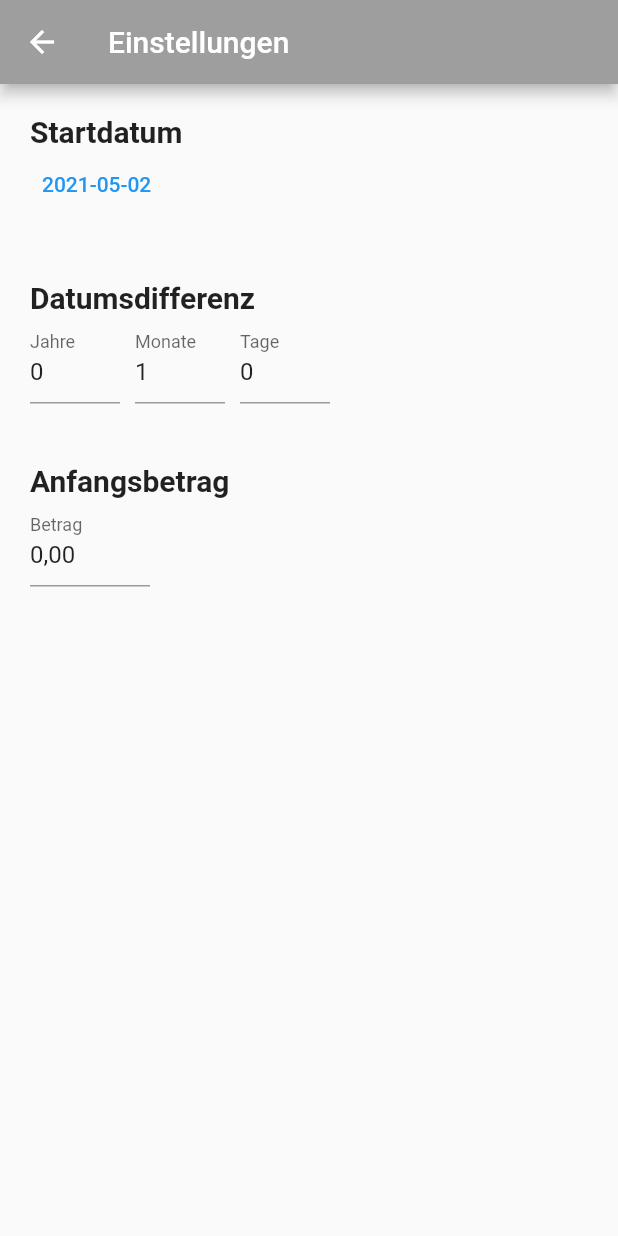
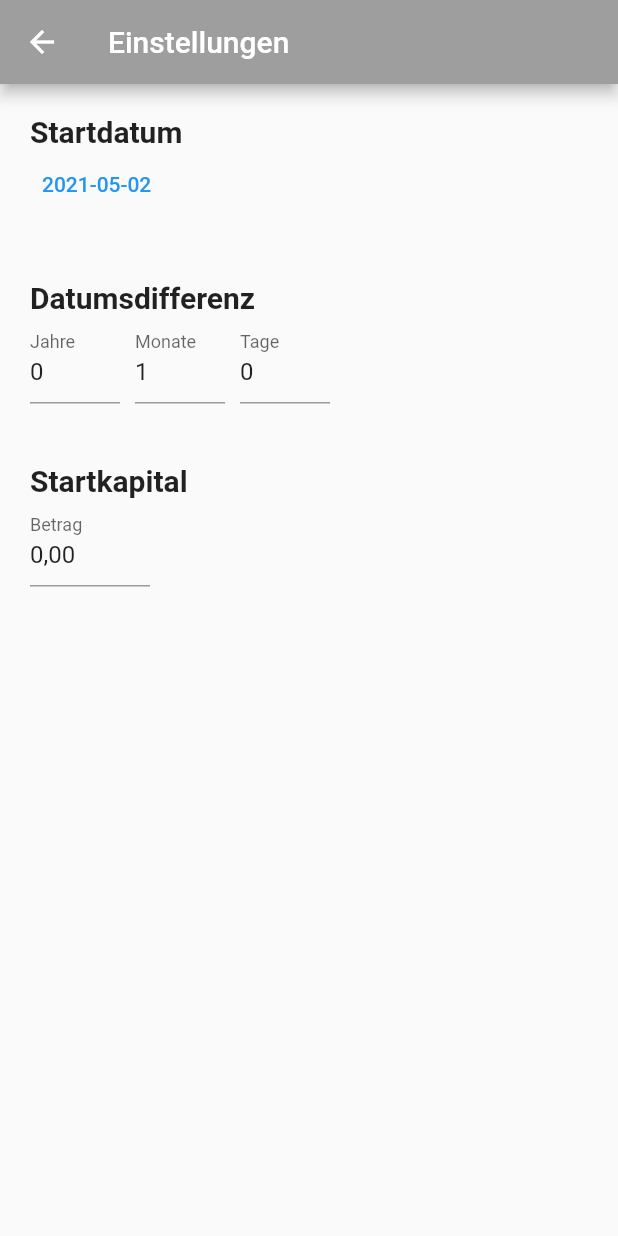
Before and after one commit to sebh0602/kontostand, a Flutter app: the SettingsScreen screen opened directly, on a phone screen of 412 x 824 dp. Run offline on Flutter 3.47's test engine with Material 2 defaults, Android fonts, the phone set to English and light mode, and no system bars; our stand-ins replace shared_preferences; accounts and stored records are empty.

Commit message:
Fix issue with input

```diff
--- a/lib/backEnd.dart
+++ b/lib/backEnd.dart
@@ -16,6 +16,14 @@ class KontoStand extends ChangeNotifier{
 
 	int get occurences => 7;
 
+	bool _notify = true;
+	set notify(bool n){
+		_notify = n;
+		if (n){
+			notifyListeners();
+		}
+	}
+
 	DateTime _startDate;
 	DateTime get startDate => _startDate;
 	set startDate(date){
@@ -25,9 +33,9 @@ class KontoStand extends ChangeNotifier{
 
 	String _dateOffset;
 	Map get dateOffset => {
-		'years':_dateOffset.split('-')[0],
-		'months':_dateOffset.split('-')[1],
-		'days':_dateOffset.split('-')[2],
+		'years':int.parse(_dateOffset.split('-')[0]),
+		'months':int.parse(_dateOffset.split('-')[1]),
+		'days':int.parse(_dateOffset.split('-')[2]),
 	};
 	set dateOffset(offsetMap){
 		_dateOffset = '${offsetMap['years']}-${offsetMap['months']}-${offsetMap['days']}';
@@ -77,8 +85,9 @@ class KontoStand extends ChangeNotifier{
 		prefs.setString('startDate',_startDate.toString());
 		prefs.setString('dateOffset',_dateOffset);
 
-		print('save 2');
+		if (_notify){
+			notifyListeners();
+		}
 
-		notifyListeners();
 	}
 }
--- a/lib/main.dart
+++ b/lib/main.dart
@@ -1,3 +1,4 @@
+import 'package:flutter/foundation.dart';
 import 'package:flutter/material.dart';
 import 'package:flutter/services.dart';
 import 'package:provider/provider.dart';
@@ -81,7 +82,12 @@ class SettingsScreen extends StatefulWidget{
 class _SettingsScreenState extends State<SettingsScreen>{
 	@override
 	Widget build(BuildContext context){
-		return Scaffold(
+		return WillPopScope(
+			onWillPop: () async{ //TODO: put consumer above this widget so I can cause it to notify listeners on pop
+				print("CRAP");
+				return true;
+			},
+			child:Scaffold(
 				appBar: AppBar(
 					title:Text('Einstellungen'),
 					backgroundColor: Colors.grey,
@@ -100,11 +106,16 @@ class _SettingsScreenState extends State<SettingsScreen>{
 						var startAmountController = TextEditingController();
 
 						void _saveInput(){
-						kontoStand.dateOffset = {
+							var newOffset = {
 								'years':int.parse('0' + offYearController.text),
 								'months':int.parse('0' + offMonthController.text),
 								'days':int.parse('0' + offDayController.text),
 							};
+
+							if (!mapEquals(newOffset, kontoStand.dateOffset)){
+								kontoStand.notify = false;
+								kontoStand.dateOffset = newOffset;
+							}
 						}
 						var offsetMap = Map.from(kontoStand.dateOffset); //otherwise it couldn't save. This is copy.copy
 						offDayController.text = offsetMap['days'].toString();
@@ -135,6 +146,7 @@ class _SettingsScreenState extends State<SettingsScreen>{
 														firstDate: DateTime(2000),
 														lastDate: DateTime(2100));
 													if (picked != null){
+														kontoStand.notify = true;
 														kontoStand.startDate = picked;
 													}
 
@@ -198,7 +210,7 @@ class _SettingsScreenState extends State<SettingsScreen>{
 										crossAxisAlignment: CrossAxisAlignment.start,
 										children: [
 											Text(
-											'Anfangsbetrag',
+												'Startkapital',
 												style:titleStyle
 											),
 											Container(
@@ -218,6 +230,7 @@ class _SettingsScreenState extends State<SettingsScreen>{
 						);
 					}
 				)
+			)
 
 		);
 	}
```
Lines whose indentation alone changed are shown as unchanged.
